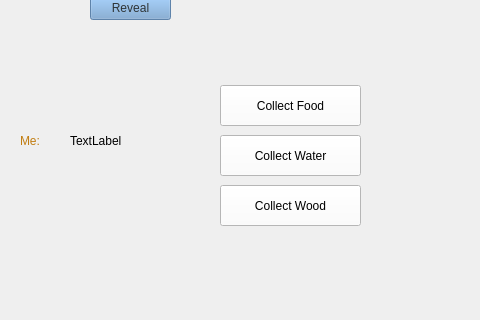
Above: hellapagos/gamewindow.ui from magacevic/Hellapagos before the change; both pictures show x 0 to 480 and y 195 to 515 of the 800 by 515 pixel window. Below: the same form after it.
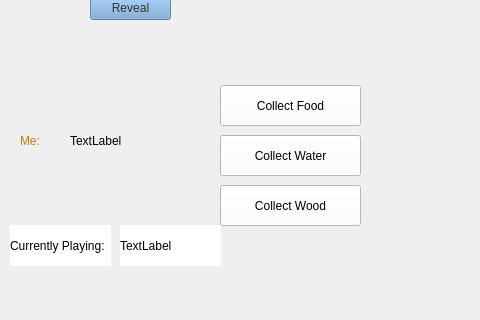
That is the form after the change. Icons and pictures are not drawn.

```diff
--- a/hellapagos/gamewindow.ui
+++ b/hellapagos/gamewindow.ui
@@ -560,6 +560,40 @@
      <number>24</number>
     </property>
    </widget>
+   <widget class="QLabel" name="labelCurrPlayer">
+    <property name="geometry">
+     <rect>
+      <x>10</x>
+      <y>420</y>
+      <width>101</width>
+      <height>41</height>
+     </rect>
+    </property>
+    <property name="styleSheet">
+     <string notr="true">background: transparent;
+background-color: white;</string>
+    </property>
+    <property name="text">
+     <string>Currently Playing:</string>
+    </property>
+   </widget>
+   <widget class="QLabel" name="currPlayerName">
+    <property name="geometry">
+     <rect>
+      <x>120</x>
+      <y>420</y>
+      <width>101</width>
+      <height>41</height>
+     </rect>
+    </property>
+    <property name="styleSheet">
+     <string notr="true">background: transparent;
+background-color: white;</string>
+    </property>
+    <property name="text">
+     <string>TextLabel</string>
+    </property>
+   </widget>
   </widget>
   <widget class="QMenuBar" name="menubar">
    <property name="geometry">
```
